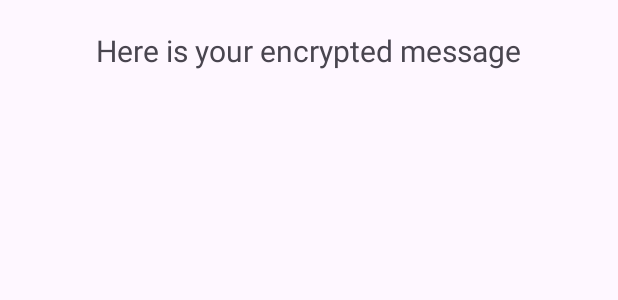
After one commit to wr0ong/SecretMessage, an Android app: the layout fragment_encrypt.xml on its own in the app's theme, with its tools: preview values and no code run, on a phone screen of 412 x 824 dp. The commit adds this screen. Shown: the top 300 px of the screen. Run offline under Robolectric (Android 15) with nearby library versions, the phone set to English and light mode, and no system bars.

Commit message:
SM-02 create encrypt fragment and navigation

```diff
--- a/app/build.gradle.kts
+++ b/app/build.gradle.kts
@@ -3,6 +3,7 @@ import org.gradle.kotlin.dsl.implementation
 plugins {
     alias(libs.plugins.android.application)
     alias(libs.plugins.kotlin.android)
+    id("androidx.navigation.safeargs")
 }
 
 android {
@@ -47,6 +48,7 @@ dependencies {
     testImplementation(libs.junit)
     androidTestImplementation(libs.androidx.junit)
     androidTestImplementation(libs.androidx.espresso.core)
-    implementation (libs.androidx.navigation.ui.ktx)
-    implementation (libs.androidx.navigation.fragment.ktx)
+    implementation(libs.androidx.navigation.ui.ktx)
+    implementation(libs.androidx.navigation.fragment.ktx)
+
 }
--- a/app/src/main/java/com/hfad/secretmessage/WelcomeFragment.kt
+++ b/app/src/main/java/com/hfad/secretmessage/WelcomeFragment.kt
@@ -1,7 +1,7 @@
 package com.hfad.secretmessage
 
+import androidx.fragment.app.Fragment
 import android.os.Bundle
-import androidx.fragment.app.Fragment
 import android.view.LayoutInflater
 import android.view.View
 import android.view.ViewGroup
--- /dev/null
+++ b/app/src/main/res/layout/fragment_encrypt.xml
@@ -0,0 +1,24 @@
+<?xml version="1.0" encoding="utf-8"?>
+<LinearLayout xmlns:android="http://schemas.android.com/apk/res/android"
+    xmlns:tools="http://schemas.android.com/tools"
+    android:layout_width="match_parent"
+    android:layout_height="match_parent"
+    android:orientation="vertical"
+    android:gravity="center_horizontal"
+    tools:context=".EncryptFragment">
+
+    <TextView
+        android:layout_width="wrap_content"
+        android:layout_height="wrap_content"
+        android:layout_marginTop="20dp"
+        android:textSize="20sp"
+        android:text="@string/encrypt_text"/>
+
+    <TextView
+        android:id="@+id/encrypted_message"
+        android:layout_width="wrap_content"
+        android:layout_height="wrap_content"
+        android:layout_marginTop="20dp"
+        android:textSize="20sp"/>
+
+</LinearLayout>
--- a/app/src/main/res/layout/fragment_message.xml
+++ b/app/src/main/res/layout/fragment_message.xml
@@ -13,6 +13,7 @@
         android:id="@+id/message"
         android:layout_width="match_parent"
         android:layout_height="wrap_content"
+        android:autofillHints="Enter message"
         android:textSize="20sp"
         android:hint="@string/message_hint"
         android:inputType="textMultiLine"/>
--- a/gradle/libs.versions.toml
+++ b/gradle/libs.versions.toml
@@ -14,6 +14,7 @@ navigationFragmentKtx = "2.8.4"
 [libraries]
 androidx-core-ktx = { group = "androidx.core", name = "core-ktx", version.ref = "coreKtx" }
 androidx-navigation-fragment-ktx = { module = "androidx.navigation:navigation-fragment-ktx", version.ref = "navigationFragmentKtx" }
+androidx-navigation-safe-args-gradle-plugin = { module = "androidx.navigation:navigation-safe-args-gradle-plugin", version.ref = "navigationFragmentKtx" }
 androidx-navigation-ui-ktx = { module = "androidx.navigation:navigation-ui-ktx", version.ref = "navigationFragmentKtx" }
 junit = { group = "junit", name = "junit", version.ref = "junit" }
 androidx-junit = { group = "androidx.test.ext", name = "junit", version.ref = "junitVersion" }
```
Also changed, not shown: app/src/main/java/com/hfad/secretmessage/EncryptFragment.kt (added, +22 -0 lines), app/src/main/java/com/hfad/secretmessage/MessageFragment.kt (+14 -1 lines), app/src/main/res/navigation/nav_graph.xml (+15 -2 lines), build.gradle.kts (+9 -0 lines).
